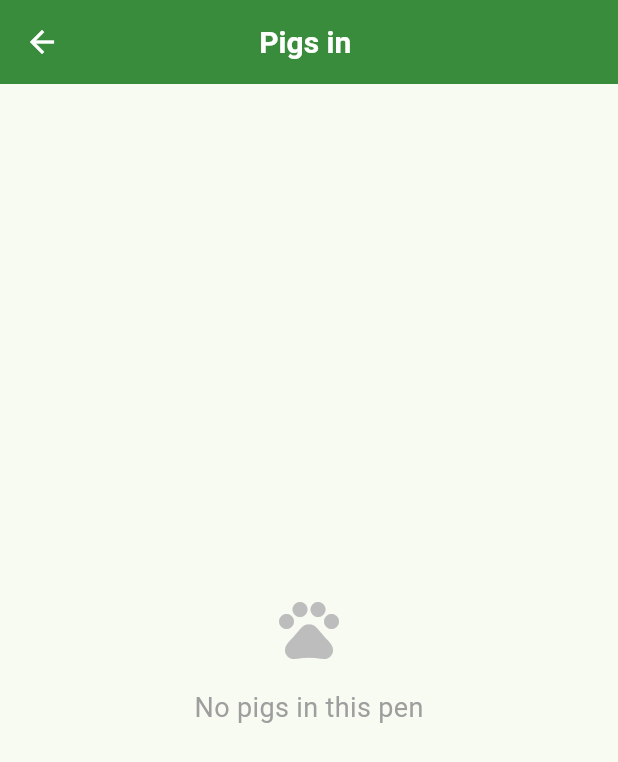
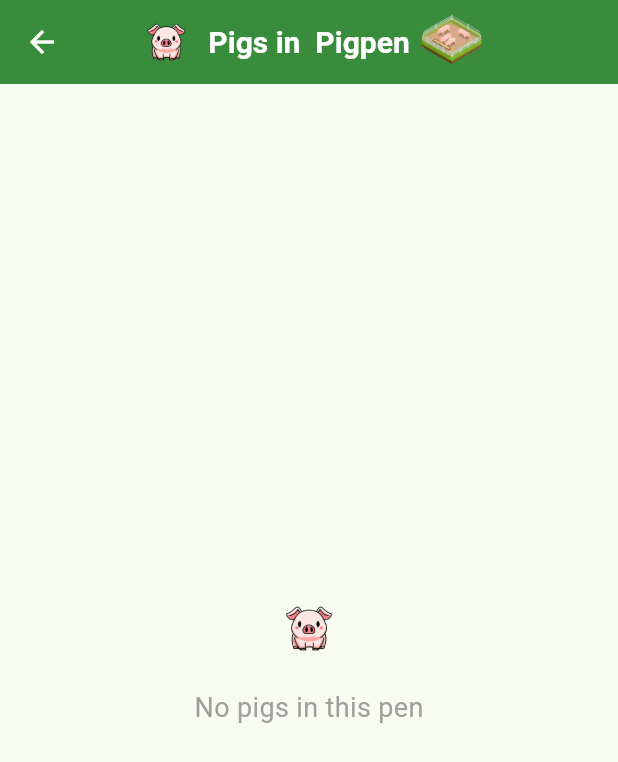
Before and after one commit to ChristianLascayDinoy/PigCare, a Flutter app: the PigpenPigsListScreen screen opened directly with empty values, on a phone screen of 412 x 824 dp. Shown: the top 762 px of the screen. Run offline on Flutter 3.47's test engine with Material 3 defaults, Android fonts, the phone set to English and light mode, and no system bars; our stand-ins replace fl_chart, flutter_local_notifications, flutter_timezone, hive, hive_flutter, image_picker and 6 more; accounts and stored records are empty.

Commit message:
Phase 3 Pigpen UI enhance

```diff
--- a/lib/core/views/pigpens/pigpen_pigs_list_screen.dart
+++ b/lib/core/views/pigpens/pigpen_pigs_list_screen.dart
@@ -18,7 +18,31 @@ class _PigpenPigsListScreenState extends State<PigpenPigsListScreen> {
   Widget build(BuildContext context) {
     return Scaffold(
       appBar: AppBar(
-        title: Text('Pigs in ${widget.pigpen.name}'),
+        title: Row(
+          mainAxisSize:
+              MainAxisSize.min, // <-- this helps center the Row contents
+          children: [
+            ClipOval(
+              child: Image.asset(
+                'lib/assets/images/pig.png',
+                height: 40,
+                width: 40,
+                fit: BoxFit.cover,
+              ),
+            ),
+            const SizedBox(width: 8),
+            Text('Pigs in ${widget.pigpen.name} Pigpen'),
+            const SizedBox(width: 8),
+            ClipOval(
+              child: Image.asset(
+                'lib/assets/images/pigpen.png',
+                height: 40,
+                width: 40,
+                fit: BoxFit.cover,
+              ),
+            ),
+          ],
+        ),
         centerTitle: true,
       ),
       body: ValueListenableBuilder<Box<Pigpen>>(
@@ -32,7 +56,13 @@ class _PigpenPigsListScreenState extends State<PigpenPigsListScreen> {
               child: Column(
                 mainAxisSize: MainAxisSize.min,
                 children: [
-                  Icon(Icons.pets, size: 48, color: Colors.grey[400]),
+                  Image.asset(
+                    'lib/assets/images/pig.png', // Use your image path here
+                    height: 48, // You can adjust the size as needed
+                    width: 48,
+                    fit: BoxFit
+                        .cover, // Ensures the image maintains aspect ratio
+                  ),
                   const SizedBox(height: 16),
                   const Text(
                     'No pigs in this pen',
```
Also changed, not shown: lib/core/views/pigpens/pigpen_management_screen.dart (+58 -13 lines).
